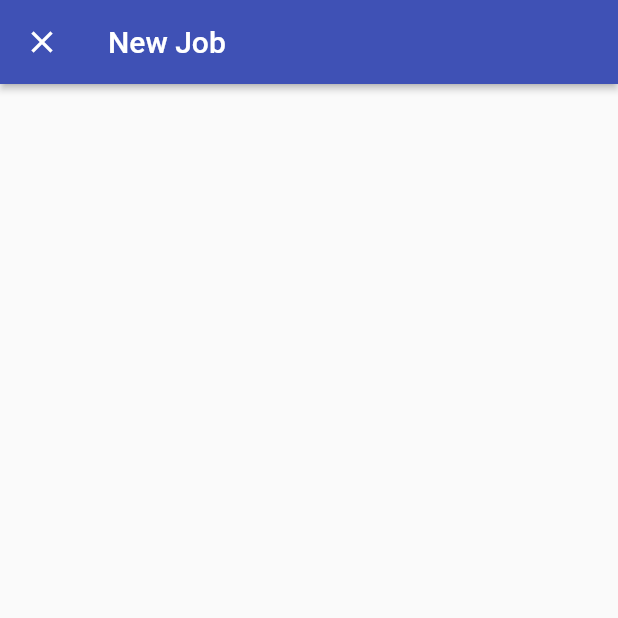
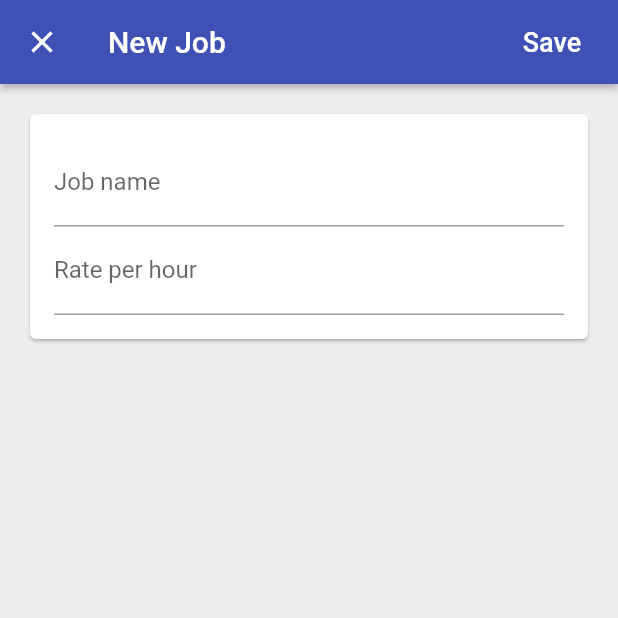
Before and after one commit to hiteshgarg123/Time-Tracker, a Flutter app: the screen it shows once a user with an empty profile is signed in, after a tap on the "add" icon, on a phone screen of 412 x 824 dp, the top half of it. Run offline on Flutter 3.47's test engine with Material 2 defaults, Android fonts, the phone set to English and light mode, and no system bars; our stand-ins replace cloud_firestore, firebase_auth, google_sign_in; missing offline and left inert: flutter_facebook_login; accounts and stored records are empty.

Commit message:
Database related changes

```diff
--- a/lib/app/home/jobs/add_job_page.dart
+++ b/lib/app/home/jobs/add_job_page.dart
@@ -1,10 +1,23 @@
 import 'package:flutter/material.dart';
+import 'package:provider/provider.dart';
+import 'package:time_tracker/app/home/models/job.dart';
+import 'package:time_tracker/services/database.dart';
 
 class AddJobPage extends StatefulWidget {
+  const AddJobPage({
+    Key key,
+    @required this.database,
+  }) : super(key: key);
+
+  final Database database;
+
   static Future<void> show(BuildContext context) async {
+    final database = Provider.of<Database>(context, listen: false);
     await Navigator.of(context).push(
       MaterialPageRoute(
-        builder: (context) => AddJobPage(),
+        builder: (context) => AddJobPage(
+          database: database,
+        ),
         fullscreenDialog: true,
       ),
     );
@@ -15,18 +28,98 @@ class AddJobPage extends StatefulWidget {
 }
 
 class _AddJobPageState extends State<AddJobPage> {
+  final _formKey = GlobalKey<FormState>();
+
+  String _name;
+  int _ratePerHour;
+
+  bool _validateAndSaveForm() {
+    final form = _formKey.currentState;
+    if (form.validate()) {
+      form.save();
+      return true;
+    }
+    return false;
+  }
+
+  Future<void> _submit() async {
+    if (_validateAndSaveForm()) {
+      final job = Job(
+        name: _name,
+        ratePerHour: _ratePerHour,
+      );
+      await widget.database.createJob(job);
+      Navigator.of(context).pop();
+    }
+  }
+
   @override
   Widget build(BuildContext context) {
     return Scaffold(
       appBar: AppBar(
         elevation: 2.0,
         title: Text('New Job'),
+        actions: <Widget>[
+          FlatButton(
+            child: Text(
+              'Save',
+              style: TextStyle(
+                fontSize: 18.0,
+                color: Colors.white,
+              ),
+            ),
+            onPressed: _submit,
+          ),
+        ],
       ),
       body: _buildContents(),
+      backgroundColor: Colors.grey[200],
     );
   }
 
   Widget _buildContents() {
-    return Card();
+    return SingleChildScrollView(
+      child: Padding(
+        padding: const EdgeInsets.all(16.0),
+        child: Card(
+          child: Padding(
+            padding: const EdgeInsets.all(16.0),
+            child: _buildForm(),
+          ),
+        ),
+      ),
+    );
+  }
+
+  Widget _buildForm() {
+    return Form(
+      key: _formKey,
+      child: Column(
+        crossAxisAlignment: CrossAxisAlignment.stretch,
+        children: _buildFormChildren(),
+      ),
+    );
+  }
+
+  List<Widget> _buildFormChildren() {
+    return [
+      TextFormField(
+        decoration: InputDecoration(
+          labelText: 'Job name',
+        ),
+        onSaved: (value) => _name = value,
+        validator: (value) => value.isNotEmpty ? null : 'Name can\'t be empty',
+      ),
+      TextFormField(
+        decoration: InputDecoration(
+          labelText: 'Rate per hour',
+        ),
+        keyboardType: TextInputType.numberWithOptions(
+          signed: false,
+          decimal: false,
+        ),
+        onSaved: (value) => _ratePerHour = int.parse(value) ?? 0,
+      ),
+    ];
   }
 }
--- /dev/null
+++ b/lib/services/api_path.dart
@@ -0,0 +1,5 @@
+class APIPath {
+  static String job(String uid, String jobId) => 'users/$uid/jobs/$jobId';
+
+  static String jobs(String uid) => 'users/$uid/jobs';
+}
--- /dev/null
+++ b/lib/services/database.dart
@@ -0,0 +1,30 @@
+import 'package:flutter/foundation.dart';
+import 'package:time_tracker/app/home/models/job.dart';
+import 'package:time_tracker/services/api_path.dart';
+import 'firestore_service.dart';
+
+abstract class Database {
+  Future<void> createJob(Job job);
+  Stream<List<Job>> jobsStream();
+}
+
+String documentIdFromCurrentDateTime() => DateTime.now().toIso8601String();
+
+class FirestoreDatabase implements Database {
+  FirestoreDatabase({
+    @required this.uid,
+  }) : assert(uid != null);
+
+  final String uid;
+  final _service = FirestoreService.instance;
+
+  Future<void> createJob(Job job) async => await _service.setData(
+        path: APIPath.job(uid, documentIdFromCurrentDateTime()),
+        data: job.toMap(),
+      );
+
+  Stream<List<Job>> jobsStream() => _service.collectionStream(
+        path: APIPath.jobs(uid),
+        builder: (data) => Job.fromMap(data),
+      );
+}
--- /dev/null
+++ b/lib/services/firestore_service.dart
@@ -0,0 +1,24 @@
+import 'package:cloud_firestore/cloud_firestore.dart';
+import 'package:flutter/foundation.dart';
+
+class FirestoreService {
+  FirestoreService._();
+  static final FirestoreService instance = FirestoreService._();
+
+  Future<void> setData({String path, Map<String, dynamic> data}) async {
+    final reference = Firestore.instance.document(path);
+    await reference.setData(data);
+  }
+
+  Stream<List<T>> collectionStream<T>({
+    @required String path,
+    @required T builder(Map<String, dynamic> builder),
+  }) {
+    final reference = Firestore.instance.collection(path);
+    final snapshots = reference.snapshots();
+    return snapshots.map(
+      (snapshot) =>
+          snapshot.documents.map((snapshot) => builder(snapshot.data)).toList(),
+    );
+  }
+}
```
Also changed, not shown: lib/app/home/jobs/jobs_page.dart (+0 -16 lines).
